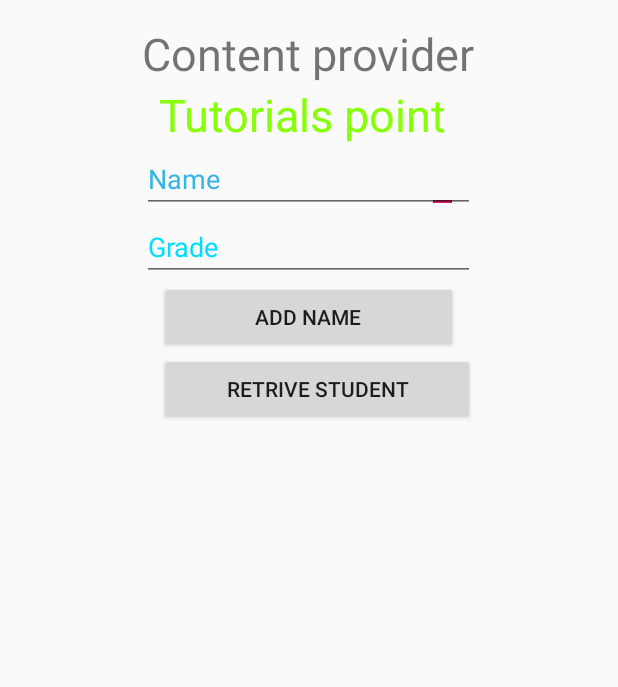
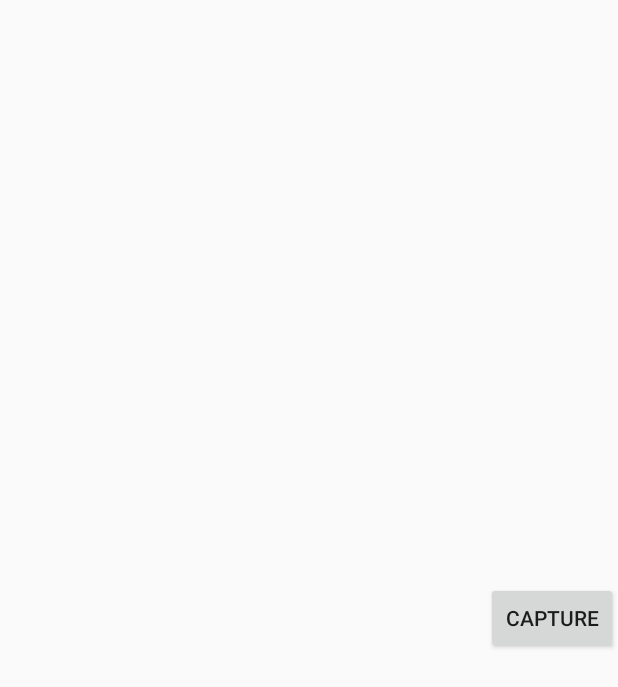
Before and after one commit to ZhangAoCanada/android_java_test, an Android app: the layout activity_main.xml on its own in the app's theme, with its tools: preview values and no code run, on a phone screen of 412 x 824 dp. Shown: the top 687 px of the screen. Run offline under Robolectric (Android 15) with nearby library versions, the phone set to English and light mode, and no system bars.

```diff
--- a/app/src/main/res/layout/activity_main.xml
+++ b/app/src/main/res/layout/activity_main.xml
@@ -1,97 +1,21 @@
 <?xml version="1.0" encoding="utf-8"?>
-<RelativeLayout
-    xmlns:android="http://schemas.android.com/apk/res/android"
-    xmlns:tools="http://schemas.android.com/tools"
-    android:layout_width="match_parent"
-    android:layout_height="match_parent"
-    android:paddingLeft="15dp"
-    android:paddingRight="15dp"
-    android:paddingTop="15dp"
-    android:paddingBottom="15dp"
-    tools:context=".MainActivity">
+<LinearLayout xmlns:android="http://schemas.android.com/apk/res/android"
+    android:orientation="horizontal"
+    android:layout_width="fill_parent"
+    android:layout_height="fill_parent"
+    >
+    <FrameLayout
+        android:id="@+id/camera_preview"
+        android:layout_width="fill_parent"
+        android:layout_height="fill_parent"
+        android:layout_weight="1"
+        />
 
-    <TextView
-        android:id="@+id/textView1"
+    <Button
+        android:id="@+id/button_capture"
+        android:text="Capture"
         android:layout_width="wrap_content"
         android:layout_height="wrap_content"
-        android:text="Content provider"
-        android:layout_alignParentTop="true"
-        android:layout_centerHorizontal="true"
-        android:textSize="30dp" />
-
-    <TextView
-        android:id="@+id/textView2"
-        android:layout_width="wrap_content"
-        android:layout_height="wrap_content"
-        android:text="Tutorials point "
-        android:textColor="#ff87ff09"
-        android:textSize="30dp"
-        android:layout_below="@+id/textView1"
-        android:layout_centerHorizontal="true" />
-
-<!--    <ImageButton-->
-<!--        android:layout_width="wrap_content"-->
-<!--        android:layout_height="wrap_content"-->
-<!--        android:id="@+id/imageButton"-->
-<!--        android:src="@drawable/abc"-->
-<!--        android:layout_below="@+id/textView2"-->
-<!--        android:layout_centerHorizontal="true" />-->
-
-    <Button
-        android:layout_width="wrap_content"
-        android:layout_height="wrap_content"
-        android:id="@+id/button2"
-        android:text="Add Name"
-        android:layout_below="@+id/editText3"
-        android:layout_alignRight="@+id/textView2"
-        android:layout_alignEnd="@+id/textView2"
-        android:layout_alignLeft="@+id/textView2"
-        android:layout_alignStart="@+id/textView2"
-        android:onClick="onClickAddName"/>
-
-    <EditText
-        android:layout_width="wrap_content"
-        android:layout_height="wrap_content"
-        android:id="@+id/editText"
-        android:layout_below="@+id/textView2"
-        android:layout_alignRight="@+id/textView2"
-        android:layout_alignEnd="@+id/textView2" />
-
-    <EditText
-        android:layout_width="wrap_content"
-        android:layout_height="wrap_content"
-        android:id="@+id/editText2"
-        android:layout_alignTop="@+id/editText"
-        android:layout_alignLeft="@+id/textView1"
-        android:layout_alignStart="@+id/textView1"
-        android:layout_alignRight="@+id/textView1"
-        android:layout_alignEnd="@+id/textView1"
-        android:hint="Name"
-        android:textColorHint="@android:color/holo_blue_light" />
-
-    <EditText
-        android:layout_width="wrap_content"
-        android:layout_height="wrap_content"
-        android:id="@+id/editText3"
-        android:layout_below="@+id/editText"
-        android:layout_alignLeft="@+id/editText2"
-        android:layout_alignStart="@+id/editText2"
-        android:layout_alignRight="@+id/editText2"
-        android:layout_alignEnd="@+id/editText2"
-        android:hint="Grade"
-        android:textColorHint="@android:color/holo_blue_bright" />
-
-    <Button
-        android:layout_width="wrap_content"
-        android:layout_height="wrap_content"
-        android:text="Retrive student"
-        android:id="@+id/button"
-        android:layout_below="@+id/button2"
-        android:layout_alignRight="@+id/editText3"
-        android:layout_alignEnd="@+id/editText3"
-        android:layout_alignLeft="@+id/button2"
-        android:layout_alignStart="@+id/button2"
-        android:onClick="onClickRetrieveStudents"/>
-
-</RelativeLayout>
-<!--</androidx.constraintlayout.widget.ConstraintLayout>-->
+        android:layout_gravity="center"
+        />
+</LinearLayout>
```
Also changed, not shown: app/src/main/AndroidManifest.xml (+19 -13 lines), app/src/main/java/com/example/test_on_phone/CameraPreview.java (added, +77 -0 lines), app/src/main/java/com/example/test_on_phone/MainActivity.java (+44 -39 lines).
